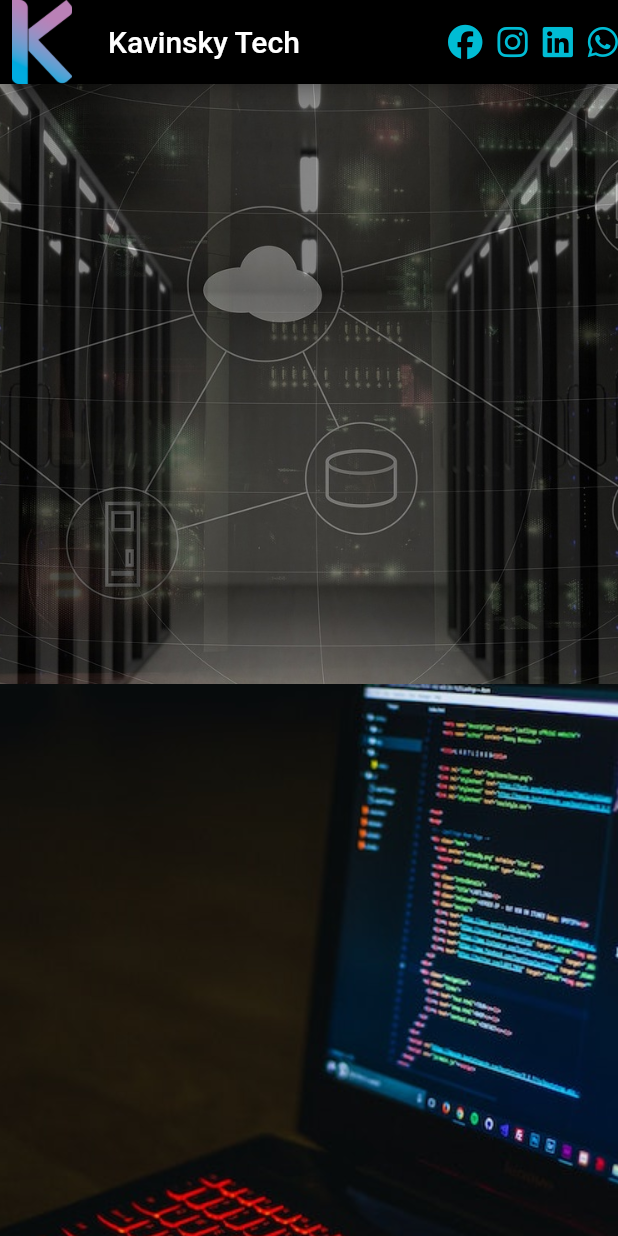
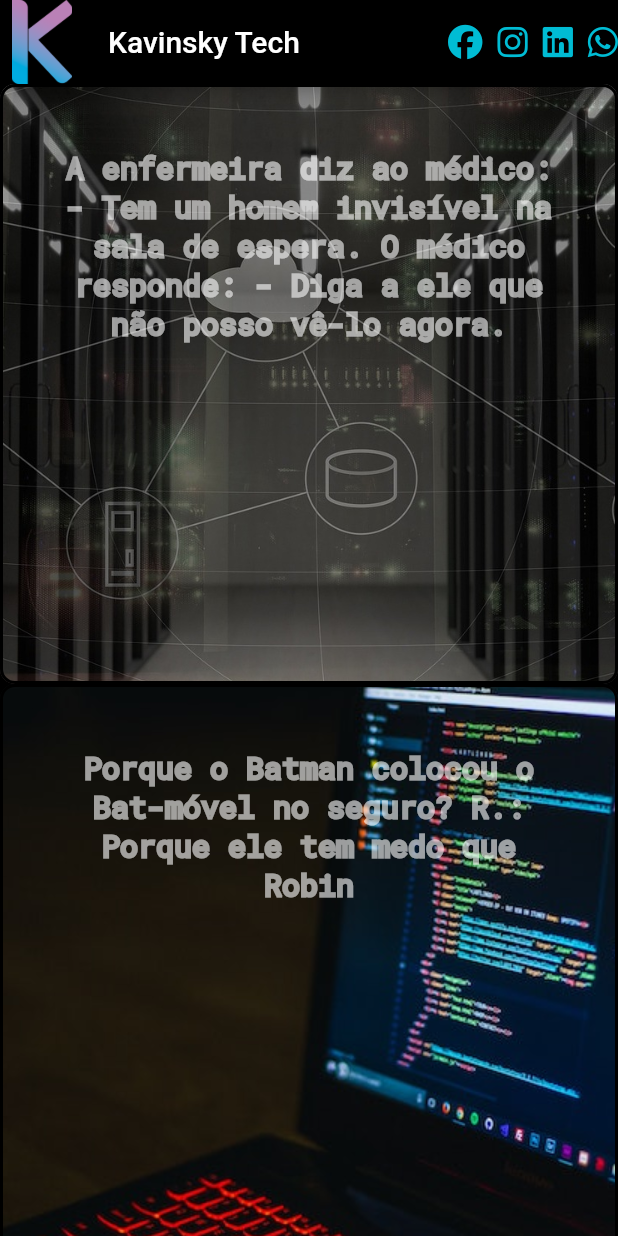
Before and after one commit to alissonKr/ktech2.0, a Flutter app: the screen it shows after launch, on a phone screen of 412 x 824 dp. Run offline on Flutter 3.47's test engine with Material 2 defaults, Android fonts, the phone set to English and light mode, and no system bars; our stand-ins replace font_awesome_flutter.

Commit message:
adição de textos

```diff
--- a/lib/main.dart
+++ b/lib/main.dart
@@ -33,6 +33,7 @@ class _MyHomePageState extends State<MyHomePage> {
   @override
   Widget build(BuildContext context) {
     return Scaffold(
+      backgroundColor: Colors.black,
       appBar: AppBar(
         actions: [
           Row(
@@ -76,8 +77,10 @@ class _MyHomePageState extends State<MyHomePage> {
         children: [
           Column(
             children: [
-              images('assets/images/cloud2.jpg'),
-              images('assets/images/codding.jpg'),
+              images('assets/images/cloud2.jpg',
+                  'A enfermeira diz ao médico: - Tem um homem invisível na sala de espera. O médico responde: - Diga a ele que não posso vê-lo agora.'),
+              images('assets/images/codding.jpg',
+                  'Porque o Batman colocou o Bat-móvel no seguro? R.: Porque ele tem medo que Robin'),
             ],
           ),
         ],
@@ -88,7 +91,8 @@ class _MyHomePageState extends State<MyHomePage> {
 
 class images extends StatelessWidget {
   final String foto;
-  const images(this.foto, {Key? key}) : super(key: key);
+  final String text;
+  const images(this.foto, this.text, {Key? key}) : super(key: key);
 
   @override
   Widget build(BuildContext context) {
@@ -96,10 +100,24 @@ class images extends StatelessWidget {
       width: 450,
       height: 400,
       decoration: BoxDecoration(
+          border: Border.all(color: Colors.black, width: 2),
+          borderRadius: BorderRadius.circular(10),
           image: DecorationImage(
-        fit: BoxFit.cover,
-        image: AssetImage(foto),
-      )),
+            fit: BoxFit.cover,
+            image: AssetImage(foto),
+          )),
+      child: Padding(
+        padding: const EdgeInsets.all(40),
+        child: Text(text,
+            textAlign: TextAlign.center,
+            style: TextStyle(
+                fontSize: 20,
+                fontFamily: 'RobotoMono',
+                foreground: Paint()
+                  ..style = PaintingStyle.stroke
+                  ..strokeWidth = 2
+                  ..color = Colors.white60)),
+      ),
     );
   }
 }
--- a/pubspec.yaml
+++ b/pubspec.yaml
@@ -80,3 +80,7 @@ flutter:
   #
   # For details regarding fonts from package dependencies,
   # see https://flutter.dev/custom-fonts/#from-packages
+  fonts:
+    - family: RobotoMono
+      fonts:
+        - asset: assets/fonts/RobotoMono.ttf
```
Also changed, not shown: assets/fonts/Raleway-Italic.ttf (deleted), assets/fonts/Raleway-Regular.ttf (deleted), assets/fonts/RobotoMono-Bold.ttf (deleted), assets/fonts/RobotoMono-Regular.ttf (deleted), assets/fonts/RobotoMono.ttf (added).
